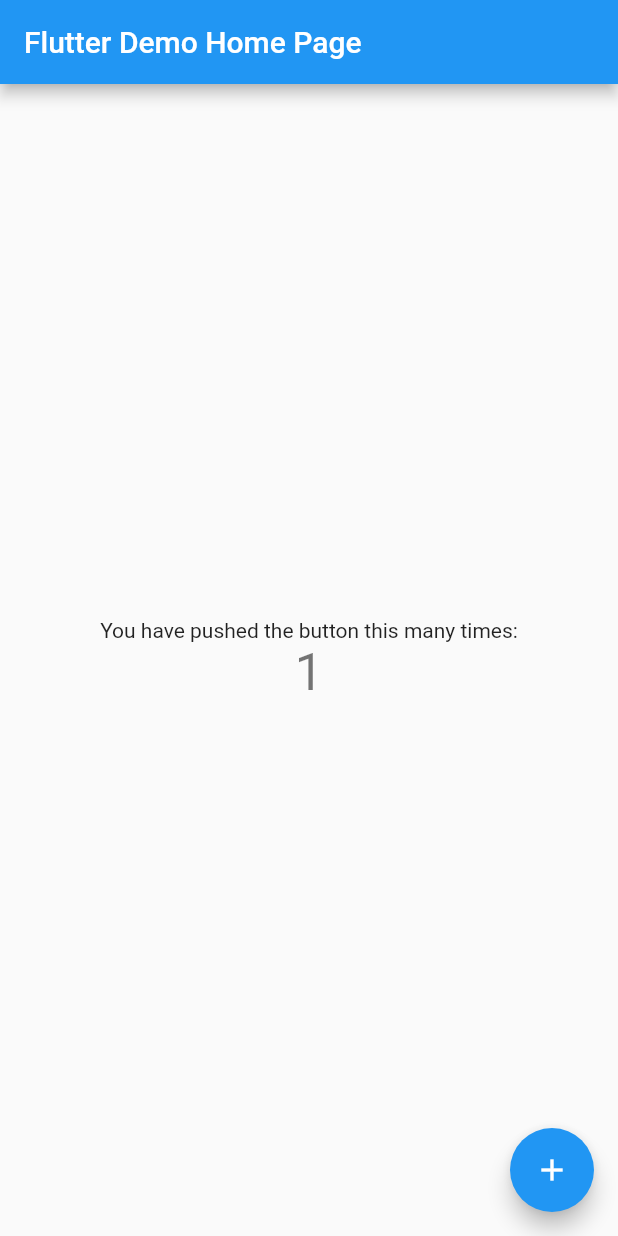
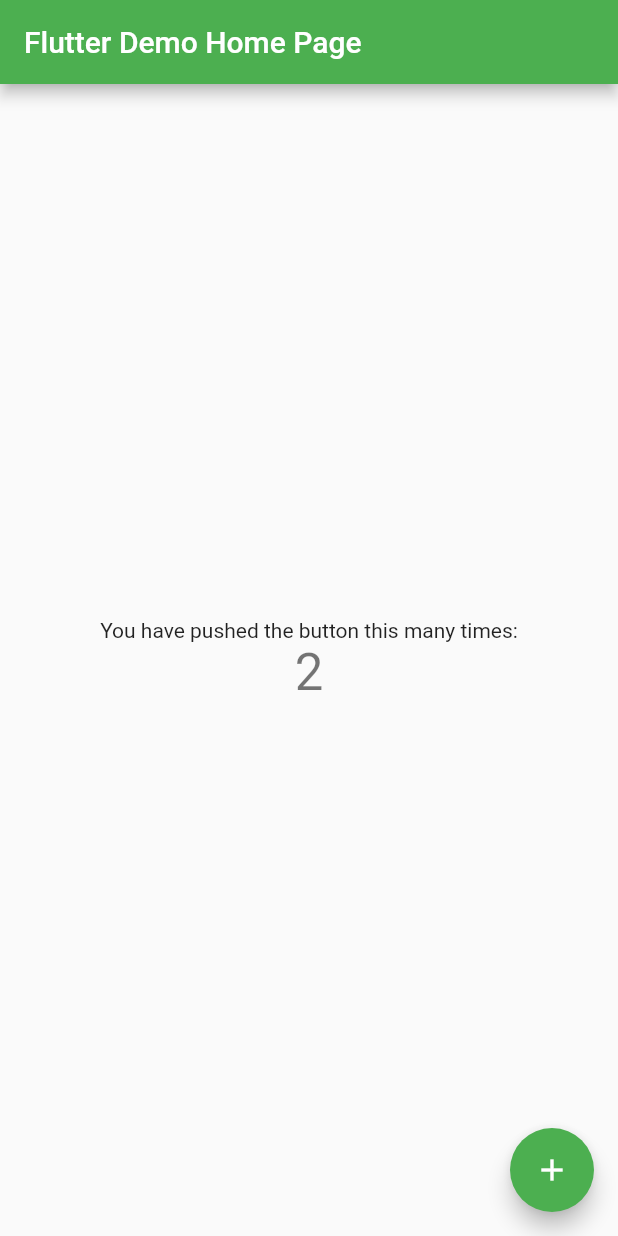
Before and after one commit to vaibhav-0990/ask, a Flutter app: the screen it shows after launch, after a tap on the "add" icon, on a phone screen of 412 x 824 dp. Run offline on Flutter 3.47's test engine with Material 2 defaults, Android fonts, the phone set to English and light mode, and no system bars.

Commit message:
color changed

```diff
--- a/lib/main.dart
+++ b/lib/main.dart
@@ -20,7 +20,7 @@ class MyApp extends StatelessWidget {
         // or simply save your changes to "hot reload" in a Flutter IDE).
         // Notice that the counter didn't reset back to zero; the application
         // is not restarted.
-        primarySwatch: Colors.blue,
+        primarySwatch: Colors.green,
         // This makes the visual density adapt to the platform that you run
         // the app on. For desktop platforms, the controls will be smaller and
         // closer together (more dense) than on mobile platforms.
@@ -59,7 +59,7 @@ class _MyHomePageState extends State<MyHomePage> {
       // so that the display can reflect the updated values. If we changed
       // _counter without calling setState(), then the build method would not be
       // called again, and so nothing would appear to happen.
-      _counter++;
+      _counter += 2;
     });
   }
 
```
